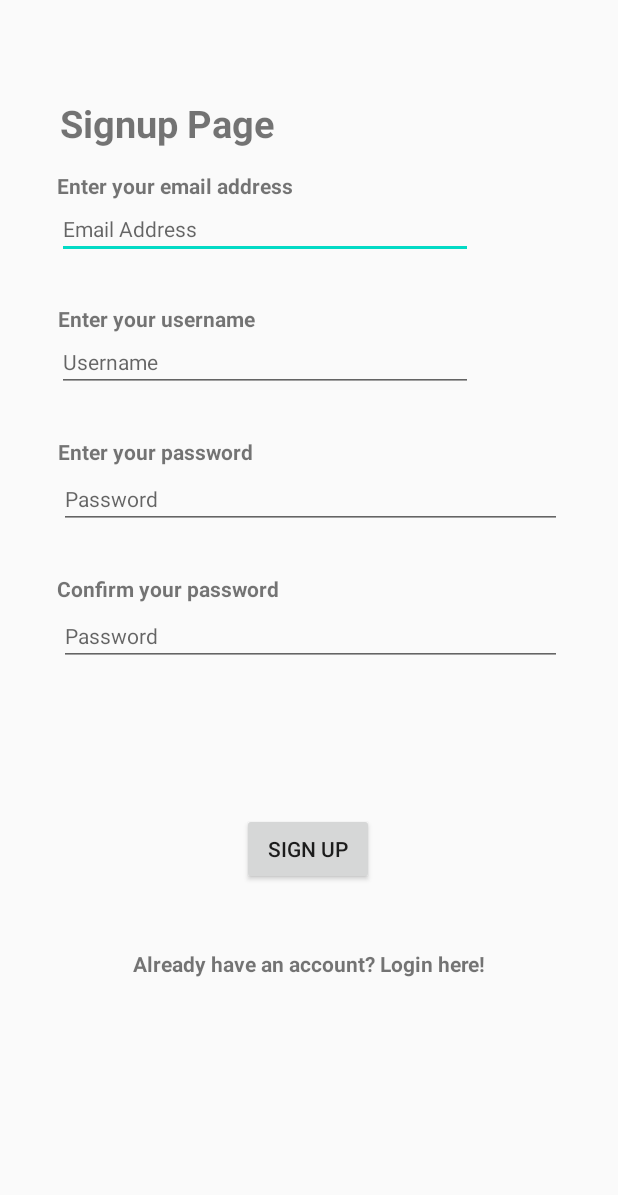
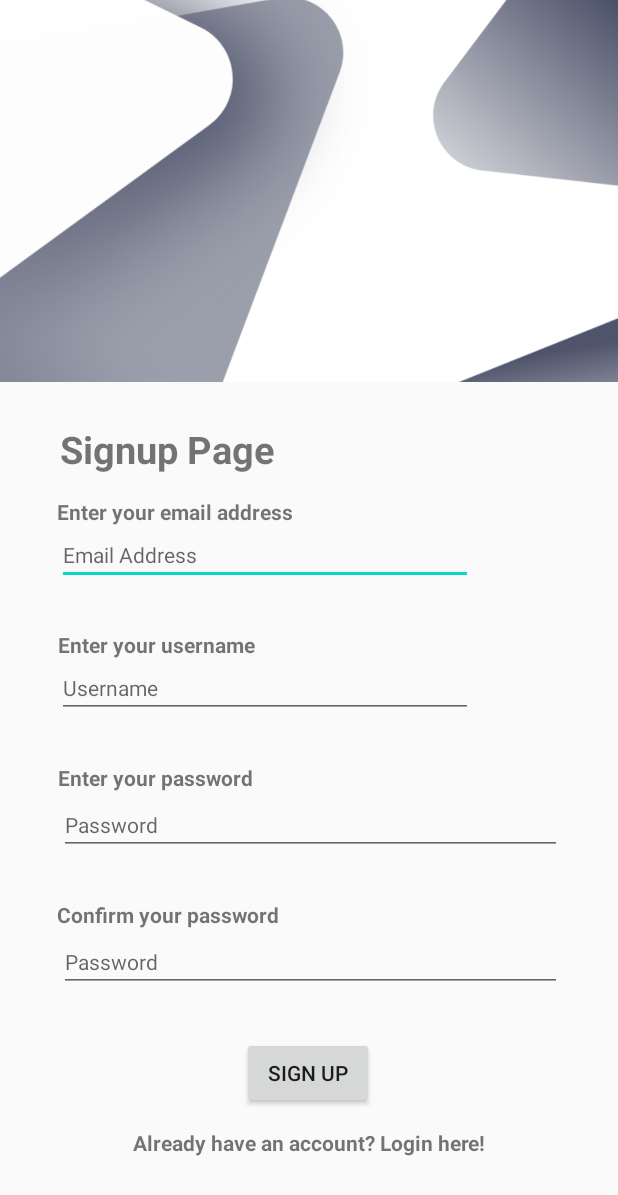
Before and after one commit to IndyFitDevs/AuthenticationModule, an Android app: the RegisterActivity screen opened directly, with no data from a screen before it, on a phone screen of 412 x 824 dp. Shown: the top 1195 px of the screen. Run offline under Robolectric (Android 15) with nearby library versions, the phone set to English and light mode, and no system bars; libraries missing offline, so code that uses them is left out: com.androidnetworking, com.androidnetworking.error, com.androidnetworking.interfaces.

Commit message:
backdrop and layouts

```diff
--- a/app/src/main/res/layout/activity_register.xml
+++ b/app/src/main/res/layout/activity_register.xml
@@ -18,8 +18,8 @@
         app:layout_constraintBottom_toBottomOf="parent"
         app:layout_constraintEnd_toEndOf="parent"
         app:layout_constraintLeft_toLeftOf="parent"
-        app:layout_constraintTop_toTopOf="parent"
-        app:layout_constraintVertical_bias="0.082" />
+        app:layout_constraintTop_toBottomOf="@+id/imageView"
+        app:layout_constraintVertical_bias="0.052" />
 
     <TextView
         android:id="@+id/textView_enteremail"
@@ -135,14 +135,14 @@
         android:id="@+id/button_signup"
         android:layout_width="wrap_content"
         android:layout_height="wrap_content"
+        android:onClick="attempt_signup"
         android:text="Sign Up"
-        android:onClick="attempt_signup"
         app:layout_constraintBottom_toBottomOf="parent"
         app:layout_constraintEnd_toEndOf="parent"
         app:layout_constraintHorizontal_bias="0.498"
         app:layout_constraintStart_toStartOf="parent"
         app:layout_constraintTop_toBottomOf="@+id/textView_exception"
-        app:layout_constraintVertical_bias="0.17" />
+        app:layout_constraintVertical_bias="0.0" />
 
     <TextView
         android:id="@+id/textView_loginhere"
@@ -161,13 +161,13 @@
 
     <TextView
         android:id="@+id/textView_exception"
-        android:layout_width="217dp"
-        android:layout_height="38dp"
-        android:layout_marginTop="12dp"
+        android:layout_width="294dp"
+        android:layout_height="26dp"
+        android:layout_marginTop="4dp"
         android:textColor="#558B2F"
         android:textStyle="normal"
         app:layout_constraintEnd_toEndOf="parent"
-        app:layout_constraintHorizontal_bias="0.206"
+        app:layout_constraintHorizontal_bias="0.339"
         app:layout_constraintStart_toStartOf="parent"
         app:layout_constraintTop_toBottomOf="@+id/editText_password2" />
 
@@ -204,5 +204,15 @@
         app:layout_constraintStart_toStartOf="parent"
         app:layout_constraintTop_toBottomOf="@+id/editText_password" />
 
+    <ImageView
+        android:id="@+id/imageView"
+        android:layout_width="514dp"
+        android:layout_height="877dp"
+        android:layout_marginBottom="570dp"
+        app:layout_constraintBottom_toBottomOf="parent"
+        app:layout_constraintEnd_toEndOf="parent"
+        app:layout_constraintStart_toStartOf="parent"
+        app:srcCompat="@drawable/backdrop" />
+
 
 </androidx.constraintlayout.widget.ConstraintLayout>
```
Also changed, not shown: app/src/main/res/layout/activity_login.xml (+17 -5 lines).
